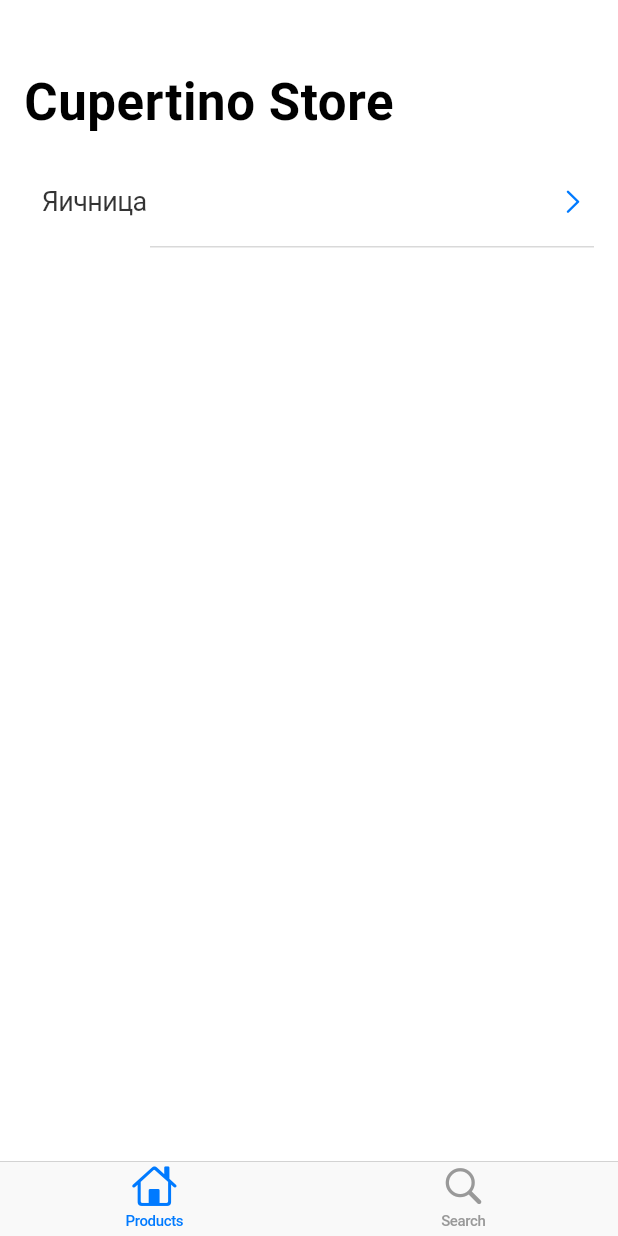
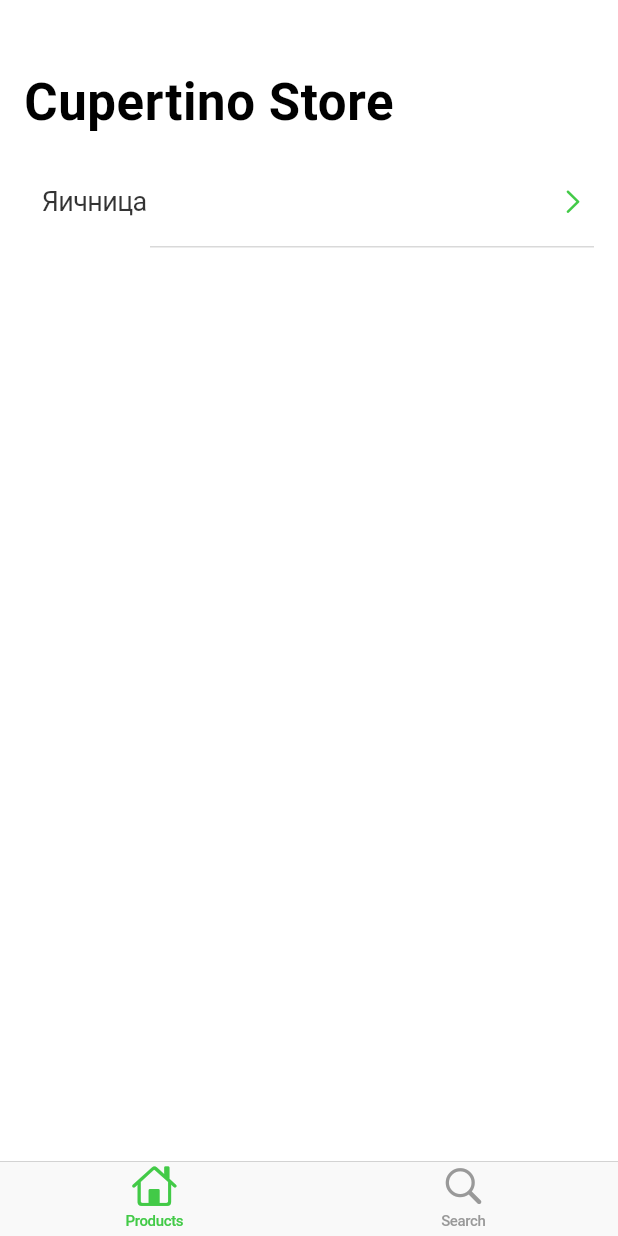
Before and after one commit to AKosmachyov/MenuApp, a Flutter app: the screen it shows after launch, on a phone screen of 412 x 824 dp. Run offline on Flutter 3.47's test engine with Material 2 defaults, Android fonts, the phone set to English and light mode, and no system bars.

```diff
--- a/lib/app.dart
+++ b/lib/app.dart
@@ -1,5 +1,6 @@
 import 'package:flutter/cupertino.dart';
 import 'package:flutter/services.dart';
+import 'package:menu_app/styles.dart';
 
 import 'pages/home_tab.dart';
 import 'pages/search_tab.dart';
@@ -14,7 +15,8 @@ class CupertinoStoreApp extends StatelessWidget {
         [DeviceOrientation.portraitUp, DeviceOrientation.portraitDown]);
 
     return CupertinoApp(
-      theme: const CupertinoThemeData(brightness: Brightness.light),
+      theme: const CupertinoThemeData(
+          brightness: Brightness.light, primaryColor: Styles.primaryColor),
       home: CupertinoStoreHomePage(),
     );
   }
--- a/lib/model/models.dart
+++ b/lib/model/models.dart
@@ -48,6 +48,8 @@ class Recipe {
 
   List<RecipeIngredient> ingredients;
   List<Instruction> instructions;
+
+  int get totalTime => preparationMinutes ?? 0 + (cookingMinutes ?? 0);
 }
 
 class RecipeIngredient {
--- a/lib/styles.dart
+++ b/lib/styles.dart
@@ -47,4 +47,16 @@ abstract class Styles {
   static const Color searchCursorColor = Color.fromRGBO(0, 122, 255, 1);
 
   static const Color searchIconColor = Color.fromRGBO(128, 128, 128, 1);
+
+  static const Color primaryColor = Color(0xFF42CA47);
+  // primary-tint
+  static const Color textPrimaryColor = Color(0xFF1B202B);
+  static const Color textSecondaryColor = Color(0xFF9A9EA7);
+
+  static const TextStyle headerTextStyle = TextStyle(
+    color: textPrimaryColor,
+    fontSize: 18,
+    fontStyle: FontStyle.normal,
+    fontWeight: FontWeight.bold,
+  );
 }
```
Also changed, not shown: lib/pages/recipe_details_page.dart (+104 -17 lines).
